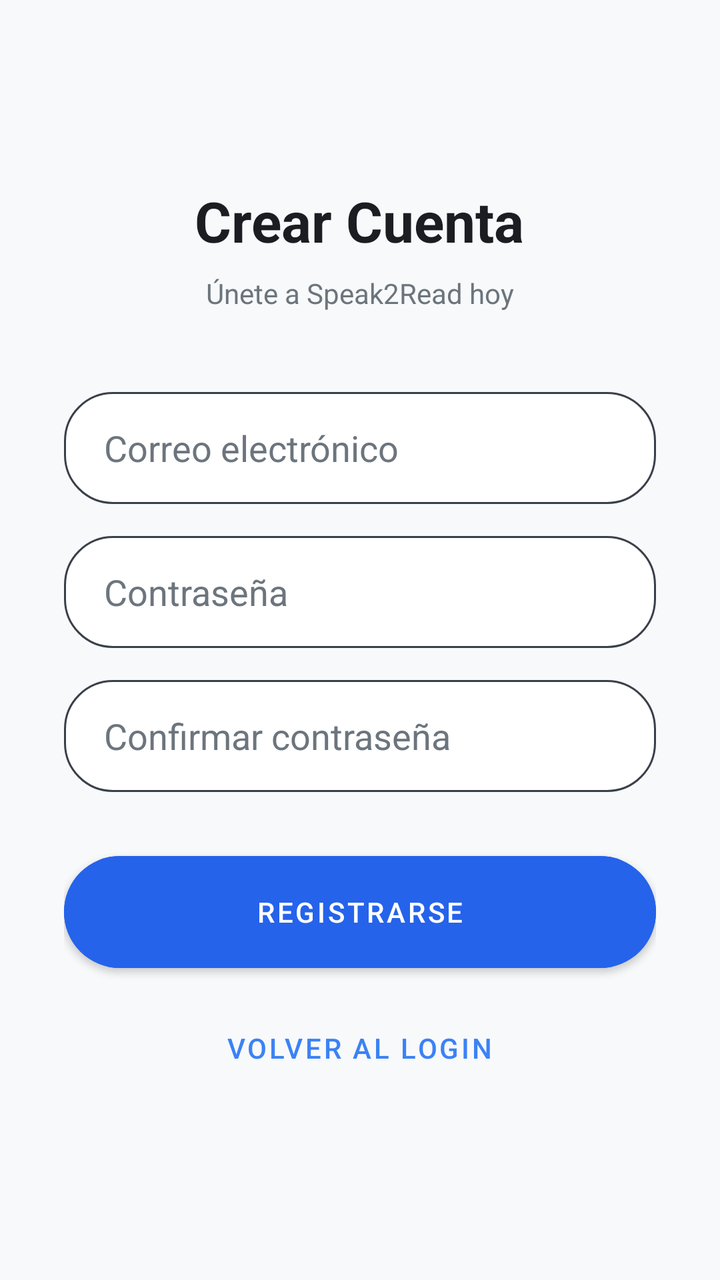
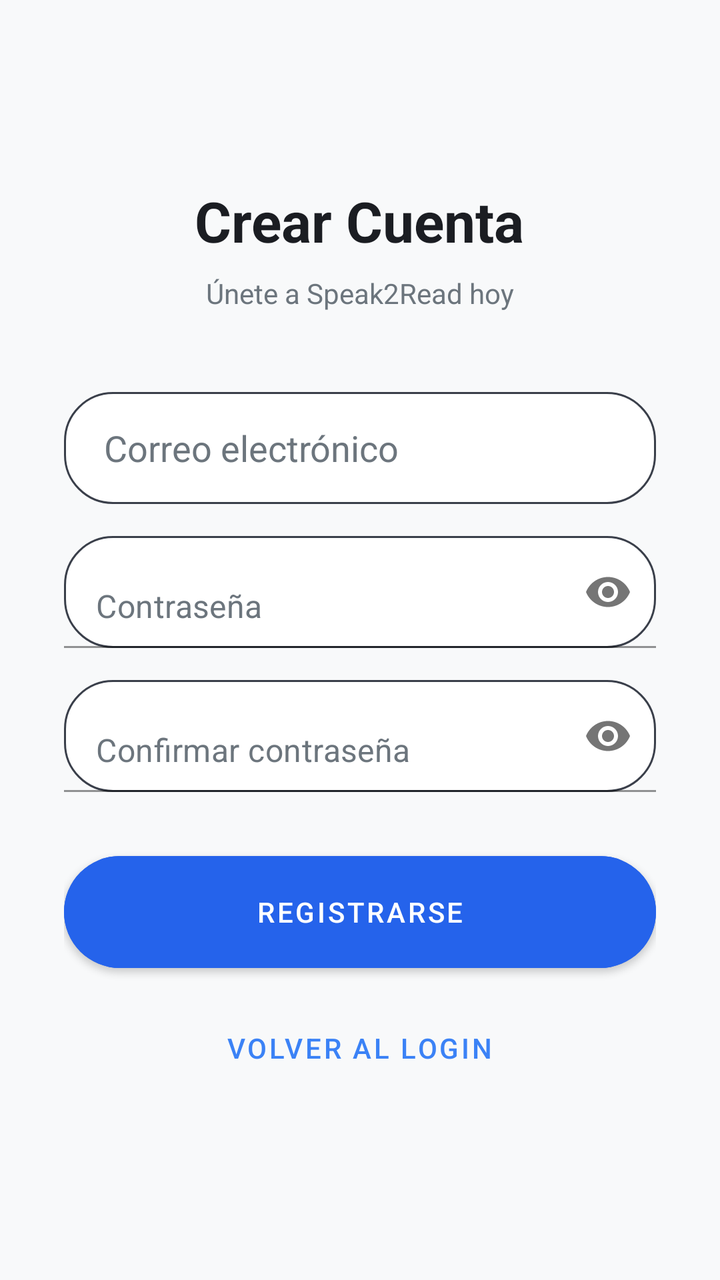

Screens rendered from an Android XML layout before and after an edit, with the pre-edit source and the edit as a unified diff.
<!-- AndroidManifest.xml: activity theme Theme.Speak2Read -->
<!-- res/layout/activity_register.xml -->
<?xml version="1.0" encoding="utf-8"?>
<LinearLayout xmlns:android="http://schemas.android.com/apk/res/android"
    xmlns:app="http://schemas.android.com/apk/res-auto"
    android:layout_width="match_parent"
    android:layout_height="match_parent"
    android:background="@color/s2r_background"
    android:gravity="center"
    android:orientation="vertical"
    android:padding="32dp">

    <TextView
        android:layout_width="wrap_content"
        android:layout_height="wrap_content"
        android:text="Crear Cuenta"
        android:textColor="@color/s2r_text_primary"
        android:textSize="28sp"
        android:textStyle="bold"
        android:layout_marginBottom="8dp"/>

    <TextView
        android:layout_width="wrap_content"
        android:layout_height="wrap_content"
        android:layout_marginBottom="40dp"
        android:text="Únete a Speak2Read hoy"
        android:textColor="@color/s2r_text_secondary"
        android:textSize="14sp" />

    <EditText
        android:id="@+id/etEmail"
        android:layout_width="match_parent"
        android:layout_height="56dp"
        android:background="@drawable/bg_input_container"
        android:hint="Correo electrónico"
        android:inputType="textEmailAddress"
        android:paddingHorizontal="20dp"
        android:textColor="@color/s2r_text_primary"
        android:textColorHint="@color/s2r_text_secondary" />

    <EditText
        android:id="@+id/etPassword"
        android:layout_width="match_parent"
        android:layout_height="56dp"
        android:layout_marginTop="16dp"
        android:background="@drawable/bg_input_container"
        android:hint="Contraseña"
        android:inputType="textPassword"
        android:paddingHorizontal="20dp"
        android:textColor="@color/s2r_text_primary"
        android:textColorHint="@color/s2r_text_secondary" />

    <EditText
        android:id="@+id/etConfirmPassword"
        android:layout_width="match_parent"
        android:layout_height="56dp"
        android:layout_marginTop="16dp"
        android:background="@drawable/bg_input_container"
        android:hint="Confirmar contraseña"
        android:inputType="textPassword"
        android:paddingHorizontal="20dp"
        android:textColor="@color/s2r_text_primary"
        android:textColorHint="@color/s2r_text_secondary" />

    <com.google.android.material.button.MaterialButton
        android:id="@+id/btnRegisterUser"
        android:layout_width="match_parent"
        android:layout_height="56dp"
        android:layout_marginTop="32dp"
        android:text="Registrarse"
        app:cornerRadius="28dp"
        android:backgroundTint="@color/s2r_bubble_usuario"
        android:insetTop="0dp"
        android:insetBottom="0dp" />

    <com.google.android.material.button.MaterialButton
        android:id="@+id/btnBackLogin"
        style="@style/Widget.MaterialComponents.Button.TextButton"
        android:layout_width="wrap_content"
        android:layout_height="wrap_content"
        android:layout_marginTop="16dp"
        android:text="Volver al Login"
        android:textColor="@color/s2r_accent" />

</LinearLayout>
<!-- resources referenced by this layout -->
<resources>
  <color name="s2r_accent">#3B82F6</color>
  <color name="s2r_background">#F8F9FA</color>
  <color name="s2r_bubble_usuario">#2563EB</color>
  <color name="s2r_text_primary">#1B1D22</color>
  <color name="s2r_text_secondary">#6C757D</color>
  <!-- drawable bg_input_container (drawable) -->
  <?xml version="1.0" encoding="utf-8"?>
  <shape xmlns:android="http://schemas.android.com/apk/res/android">
      <solid android:color="@color/s2r_surface"/>
      <corners android:radius="24dp"/>
      <stroke
          android:width="1dp"
          android:color="#3A3F4A"/>
  </shape>
  <style name="Theme.Speak2Read" parent="Theme.MaterialComponents.DayNight.NoActionBar">
          <item name="colorPrimary">@color/s2r_bubble_usuario</item>
          <item name="colorPrimaryVariant">@color/s2r_bubble_usuario</item>
          <item name="colorOnPrimary">@color/white</item>
          <item name="android:windowBackground">@color/s2r_background</item>
          <item name="android:colorBackground">@color/s2r_background</item>
          <item name="android:textColorPrimary">@color/s2r_text_primary</item>
          <item name="android:textColor">@color/s2r_text_primary</item>
      </style>
  <color name="s2r_surface">#FFFFFF</color>
  <color name="white">#FFFFFFFF</color>
</resources>

<!-- the commit's change to res/layout/activity_register.xml (unified diff, before → after) -->
@@ -36,29 +36,41 @@
         android:textColor="@color/s2r_text_primary"
         android:textColorHint="@color/s2r_text_secondary" />
 
-    <EditText
-        android:id="@+id/etPassword"
+    <com.google.android.material.textfield.TextInputLayout
         android:layout_width="match_parent"
-        android:layout_height="56dp"
+        android:layout_height="wrap_content"
         android:layout_marginTop="16dp"
-        android:background="@drawable/bg_input_container"
-        android:hint="Contraseña"
-        android:inputType="textPassword"
-        android:paddingHorizontal="20dp"
-        android:textColor="@color/s2r_text_primary"
-        android:textColorHint="@color/s2r_text_secondary" />
+        app:passwordToggleEnabled="true"
+        app:hintEnabled="false">
+        <EditText
+            android:id="@+id/etPassword"
+            android:layout_width="match_parent"
+            android:layout_height="56dp"
+            android:background="@drawable/bg_input_container"
+            android:hint="Contraseña"
+            android:inputType="textPassword"
+            android:paddingHorizontal="20dp"
+            android:textColor="@color/s2r_text_primary"
+            android:textColorHint="@color/s2r_text_secondary" />
+    </com.google.android.material.textfield.TextInputLayout>
 
-    <EditText
-        android:id="@+id/etConfirmPassword"
+    <com.google.android.material.textfield.TextInputLayout
         android:layout_width="match_parent"
-        android:layout_height="56dp"
+        android:layout_height="wrap_content"
         android:layout_marginTop="16dp"
-        android:background="@drawable/bg_input_container"
-        android:hint="Confirmar contraseña"
-        android:inputType="textPassword"
-        android:paddingHorizontal="20dp"
-        android:textColor="@color/s2r_text_primary"
-        android:textColorHint="@color/s2r_text_secondary" />
+        app:passwordToggleEnabled="true"
+        app:hintEnabled="false">
+        <EditText
+            android:id="@+id/etConfirmPassword"
+            android:layout_width="match_parent"
+            android:layout_height="56dp"
+            android:background="@drawable/bg_input_container"
+            android:hint="Confirmar contraseña"
+            android:inputType="textPassword"
+            android:paddingHorizontal="20dp"
+            android:textColor="@color/s2r_text_primary"
+            android:textColorHint="@color/s2r_text_secondary" />
+    </com.google.android.material.textfield.TextInputLayout>
 
     <com.google.android.material.button.MaterialButton
         android:id="@+id/btnRegisterUser"
